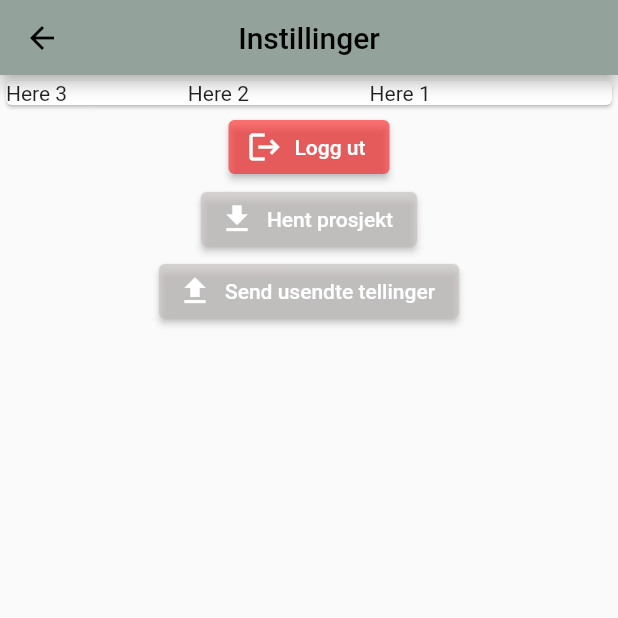
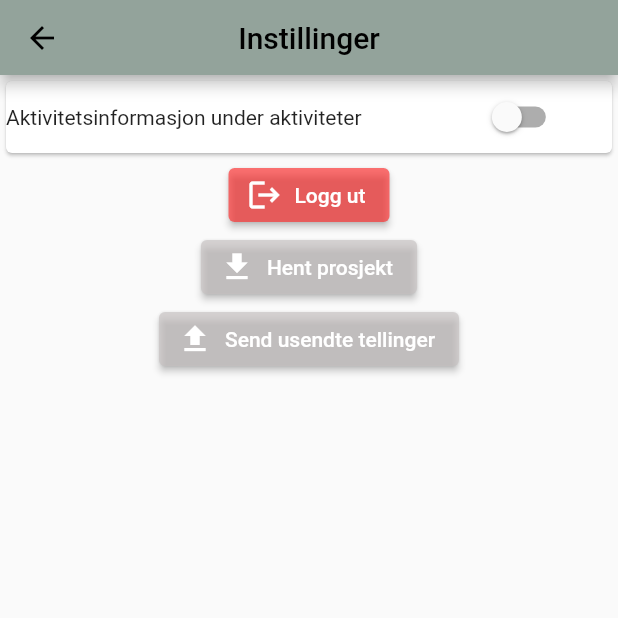
Before and after one commit to zaktaw/DATA3900-Bacheloroppgave, a Flutter app: the Settings screen opened by its route, on a phone screen of 412 x 824 dp, the top half of it. Run offline on Flutter 3.47's test engine with Material 2 defaults, Android fonts, the phone set to English and light mode, and no system bars; our stand-ins replace auto_size_text, connectivity_plus, dots_indicator, flutter_secure_storage, fluttertoast, hive and 1 more; accounts and stored records are empty; network calls fail.

Commit message:
implemented funtionality for activityInfoSetting in activitycard

```diff
--- a/lib/help_page/help.dart
+++ b/lib/help_page/help.dart
@@ -55,7 +55,7 @@ class _HelpState extends State<Help> {
   @override
   Widget build(BuildContext context) {
     return Scaffold(
-      appBar: ConfirmAndHelpTopBar("Hjelp", '/', null),
+      appBar: ConfirmAndHelpTopBar("Hjelp", '/homescreen', null),
       body: Container(
           color: BACKGROUND_COLOR,
           child: Center(
--- /dev/null
+++ b/lib/local_storage_hive/SettingsBox.dart
@@ -0,0 +1,8 @@
+import 'package:hive/hive.dart';
+
+/// Model for Hive ttt entries box
+/// used for storing ttt entries in local storage on phone
+class SettingsBox {
+  static Box<bool> getSettingsBox() =>
+      Hive.box<bool>('settingsBox');
+}
--- a/lib/resources/keys.dart
+++ b/lib/resources/keys.dart
@@ -1 +1,2 @@
 String projectInfoKey = "projectInfoKey";
+String activityInfoSettingKey = "activityInfoSettingKey";
--- a/lib/route_generator.dart
+++ b/lib/route_generator.dart
@@ -20,7 +20,7 @@ class RouteGenerator {
     final args = settings.arguments;
 
     switch (settings.name) {
-      case '/':
+      case '/initdata':
 
         ///CHANGE BETWEEN SERVER OR A MOCK DB BY COMMENTING OUT EITHER LINE 25 or LINE 28
 
--- a/lib/settings_page/settings.dart
+++ b/lib/settings_page/settings.dart
@@ -8,10 +8,10 @@ class Settings extends StatelessWidget {
   @override
   Widget build(BuildContext context) {
     return Scaffold(
-      appBar: SettingsTopbar("Instillinger", "/", null),
+      appBar: SettingsTopbar("Instillinger", "/homescreen", null),
       body: Column(
         children:[
-          SettingsItem("toggle"),
+          SettingsItem("toggleactivityinfo"),
           SettingsItem("logoutbutton"),
           SettingsItem("getprojectbutton"),
           SettingsItem("sendtttobjectsbutton")
--- a/lib/settings_page/settings_item.dart
+++ b/lib/settings_page/settings_item.dart
@@ -1,3 +1,4 @@
+import 'package:bacheloroppgave/resources/keys.dart';
 import 'package:flutter/src/foundation/key.dart';
 import 'package:flutter/src/widgets/framework.dart';
 import 'package:bacheloroppgave/http_requests.dart';
@@ -7,6 +8,7 @@ import 'package:connectivity_plus/connectivity_plus.dart';
 import 'package:flutter/material.dart';
 import 'package:fluttertoast/fluttertoast.dart';
 
+import '../local_storage_hive/SettingsBox.dart';
 import '../resources/app_theme.dart';
 
 class SettingsItem extends StatefulWidget {
@@ -23,6 +25,9 @@ class SettingsItem extends StatefulWidget {
 class _SettingsItemState extends State<SettingsItem> {
   @override
   void initState() {}
+
+  late bool isSwitched =
+      SettingsBox.getSettingsBox().get(activityInfoSettingKey)!;
 
   void logout(BuildContext context) {
     UserToken.removeToken()
@@ -153,6 +158,27 @@ class _SettingsItemState extends State<SettingsItem> {
             ],
           )),
         );
+
+      case "toggleactivityinfo":
+        return Container(
+          child: Card(
+              child: Row(
+            children: <Widget>[
+              Expanded(flex: 7, child: Text("Aktivitetsinformasjon under aktiviteter")),
+              Expanded(
+              flex: 3,
+              child: Switch(
+                  value: isSwitched,
+                  onChanged: (value) {
+                    setState(() {
+                      isSwitched = value;
+                      SettingsBox.getSettingsBox()
+                          .put(activityInfoSettingKey, isSwitched);
+                    });
+                  }))
+            ],
+          )),
+        );
     }
 
     return Text("Det er ingen instillingtype med navn: " + widget.type);
--- a/lib/zone_page/zones_topbar.dart
+++ b/lib/zone_page/zones_topbar.dart
@@ -43,7 +43,7 @@ class ZonesTopbar extends StatelessWidget with PreferredSizeWidget {
     return AppBar(
       leading: IconButton(
           icon: const Icon(Icons.arrow_back, color: BUTTON_COLOR),
-          onPressed: () => Navigator.of(context).pushNamed('/')),
+          onPressed: () => Navigator.of(context).pushNamed('/homescreen')),
       backgroundColor: TOPBAR_COLOR,
       centerTitle: true,
       title: const Text(title, style: TextStyle(color: TEXT_COLOR_BLACK)),
```
Also changed, not shown: lib/activity_page/activity_card.dart (+35 -13 lines), lib/main.dart (+11 -2 lines), pubspec.lock.
